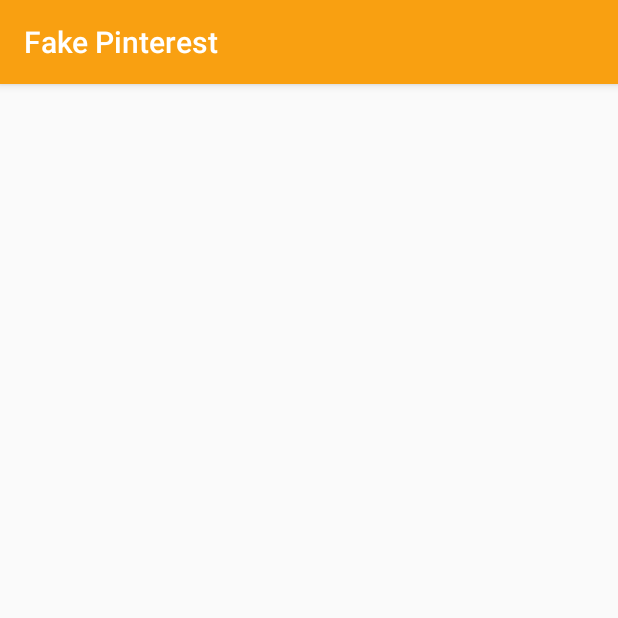
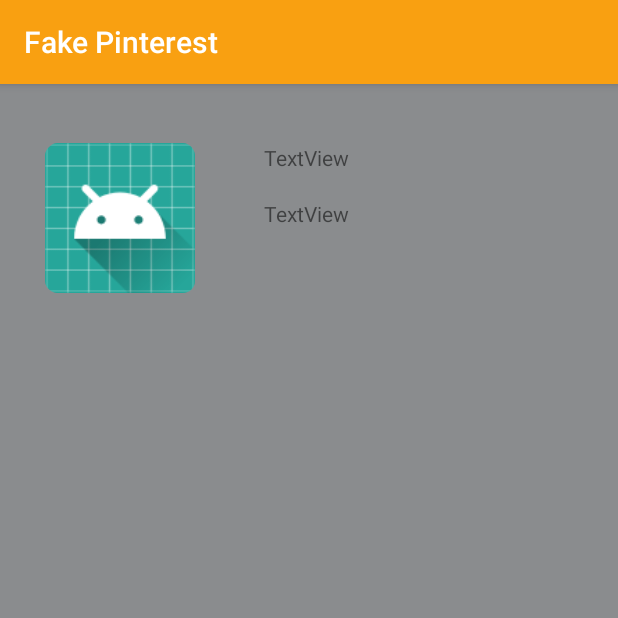
Before and after one commit to Andie13/FakePinterest, an Android app: the ShowUserDetailsActivity screen opened directly, with no data from a screen before it, on a phone screen of 412 x 824 dp, the top half of it. Run offline under Robolectric (Android 15) with nearby library versions, the phone set to English and light mode, and no system bars; pictures from the network do not load; 1 statement that could not run was skipped.

Commit message:
Added UserDetailsScreen Added Toggle Image fullScreen

```diff
--- a/app/src/main/java/com/example/andieperrault/fakepinterest/ShowUserDetailsActivity.java
+++ b/app/src/main/java/com/example/andieperrault/fakepinterest/ShowUserDetailsActivity.java
@@ -5,25 +5,44 @@ import android.content.SharedPreferences;
 import android.support.v7.app.AppCompatActivity;
 import android.os.Bundle;
 import android.util.Log;
+import android.widget.ImageView;
+import android.widget.TextView;
 
+import com.bumptech.glide.Glide;
+import com.bumptech.glide.request.RequestOptions;
+import com.example.andieperrault.fakepinterest.network.APIClient;
 import com.example.andieperrault.fakepinterest.network.APIInterface;
 import com.example.andieperrault.fakepinterest.pojo.GetUser;
 import com.example.andieperrault.fakepinterest.pojo.PinResp;
+import com.example.andieperrault.fakepinterest.pojo.UserResp;
 
 import retrofit2.Call;
 import retrofit2.Callback;
 import retrofit2.Response;
+import retrofit2.http.GET;
 
 import static com.example.andieperrault.fakepinterest.utils.Const.PREF;
 import static com.example.andieperrault.fakepinterest.utils.Const.WSTOKEN;
+import static com.example.andieperrault.fakepinterest.utils.Const.WSTOKENREFRESH;
 
 public class ShowUserDetailsActivity extends AppCompatActivity {
+
+    ImageView pic;
+    TextView firstname;
+    TextView lastName;
+
+
 
     APIInterface apiInterface;
     @Override
     protected void onCreate(Bundle savedInstanceState) {
         super.onCreate(savedInstanceState);
         setContentView(R.layout.activity_show_user_details);
+
+        apiInterface = APIClient.getClient().create(APIInterface.class);
+        pic = findViewById(R.id.picture);
+        firstname =(TextView) findViewById(R.id.firstName);
+        lastName =(TextView) findViewById(R.id.lastName);
 
         Intent intent = getIntent();
         Log.i("USEERID", intent.getStringExtra("userId"));
@@ -32,19 +51,22 @@ public class ShowUserDetailsActivity extends AppCompatActivity {
         int id = Integer.parseInt(intent.getStringExtra("userId"));
 
         getUserDetails(id,wsToken);
+
     }
 
     public void getUserDetails(int id, String wsToken){
-        final GetUser user = new GetUser(id,wsToken);
+        GetUser user = new GetUser(id, wsToken);
         Call<GetUser> call1 = apiInterface.getUserById(user);
         call1.enqueue(new Callback<GetUser>() {
             @Override
             public void onResponse(Call<GetUser> call, Response<GetUser> response) {
                 if (response.isSuccessful()) {
 
-                    Log.i("RES", "OK");
+                  Log.i("SUCCESS", "OK");
 
-
+                    Glide.with(ShowUserDetailsActivity.this.getApplicationContext()).load(response.body().getResult().getPicture()).apply(RequestOptions.centerCropTransform()).into(pic);
+                    firstname.setText(response.body().getResult().getFirstName());
+                    lastName.setText(response.body().getResult().getLastName());
 
                 }
             }
@@ -54,6 +76,5 @@ public class ShowUserDetailsActivity extends AppCompatActivity {
                 call.cancel();
             }
         });
-
     }
 }
--- a/app/src/main/java/com/example/andieperrault/fakepinterest/pojo/GetUser.java
+++ b/app/src/main/java/com/example/andieperrault/fakepinterest/pojo/GetUser.java
@@ -22,20 +22,33 @@ public class GetUser {
     @SerializedName("result")
     @Expose
     private GetUserByIdRes result;
-    @SerializedName("id")
+    @SerializedName("userId")
     @Expose
-    private int id;
+    private int userId;
     @SerializedName("wsToken")
     @Expose
     private String wsToken;
 
-    public GetUser(int id, String wsToken){
-        this.id = id;
+    public GetUser(int userId, String wsToken){
+        this.userId = userId;
         this.wsToken = wsToken;
     }
 
+    public int getUserId() {
+        return userId;
+    }
 
+    public void setUserId(int id) {
+        this.userId = userId;
+    }
 
+    public String getWsToken() {
+        return wsToken;
+    }
+
+    public void setWsToken(String wsToken) {
+        this.wsToken = wsToken;
+    }
 
     public Object getError() {
         return error;
--- a/app/src/main/java/com/example/andieperrault/fakepinterest/secu/MD5HashPass.java
+++ b/app/src/main/java/com/example/andieperrault/fakepinterest/secu/MD5HashPass.java
@@ -32,7 +32,7 @@ public class MD5HashPass {
             for (int i=0; i<messageDigest.length; i++)
                 hexString.append(Integer.toHexString(0xFF & messageDigest[i]));
 
-        //HEXAString a la tendence à cropper le 1er 0 du hash, il faut donc le rajouter à la main.
+        //HEXAString a la tendence à cropper le 1er élément [0] du hash, il faut donc le rajouter à la main.
             return "0"+hexString.toString();
         }catch (NoSuchAlgorithmException e) {
             e.printStackTrace();
--- a/app/src/main/res/layout/activity_show_user_details.xml
+++ b/app/src/main/res/layout/activity_show_user_details.xml
@@ -1,9 +1,38 @@
 <?xml version="1.0" encoding="utf-8"?>
-<android.support.constraint.ConstraintLayout xmlns:android="http://schemas.android.com/apk/res/android"
+<RelativeLayout xmlns:android="http://schemas.android.com/apk/res/android"
     xmlns:app="http://schemas.android.com/apk/res-auto"
     xmlns:tools="http://schemas.android.com/tools"
     android:layout_width="match_parent"
     android:layout_height="match_parent"
+    android:background="@color/colorPrimaryDark"
     tools:context="com.example.andieperrault.fakepinterest.ShowUserDetailsActivity">
 
-</android.support.constraint.ConstraintLayout>
+
+    <ImageView
+        android:id="@+id/picture"
+        android:layout_width="100dp"
+        android:layout_height="100dp"
+        android:layout_alignParentStart="true"
+        android:layout_alignParentTop="true"
+        android:layout_marginStart="30dp"
+        android:layout_marginTop="39dp"
+        app:srcCompat="@mipmap/ic_launcher_round" />
+
+    <TextView
+        android:id="@+id/firstName"
+        android:layout_width="wrap_content"
+        android:layout_height="wrap_content"
+        android:layout_alignTop="@+id/picture"
+        android:layout_marginStart="46dp"
+        android:layout_toEndOf="@+id/picture"
+        android:text="TextView" />
+
+    <TextView
+        android:id="@+id/lastName"
+        android:layout_width="wrap_content"
+        android:layout_height="wrap_content"
+        android:layout_alignStart="@+id/firstName"
+        android:layout_below="@+id/firstName"
+        android:layout_marginTop="18dp"
+        android:text="TextView" />
+</RelativeLayout>
```
Also changed, not shown: app/src/main/java/com/example/andieperrault/fakepinterest/PinDetailActivity.java (+26 -11 lines), app/src/main/res/layout/activity_pin_detail.xml (+14 -2 lines).
